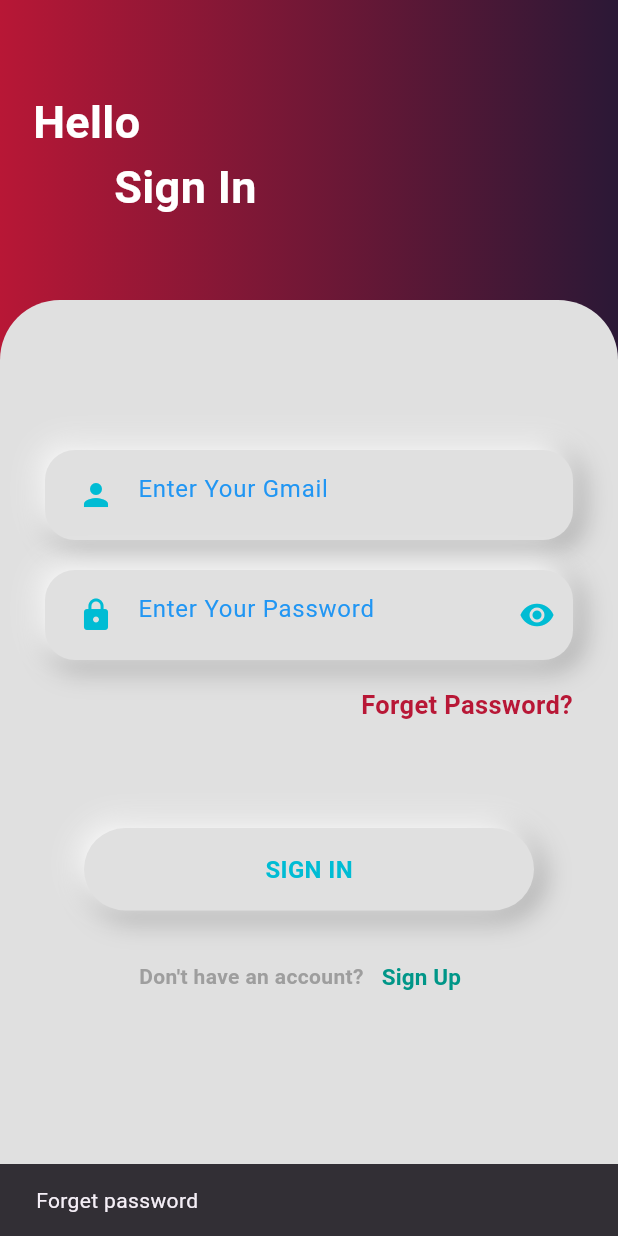
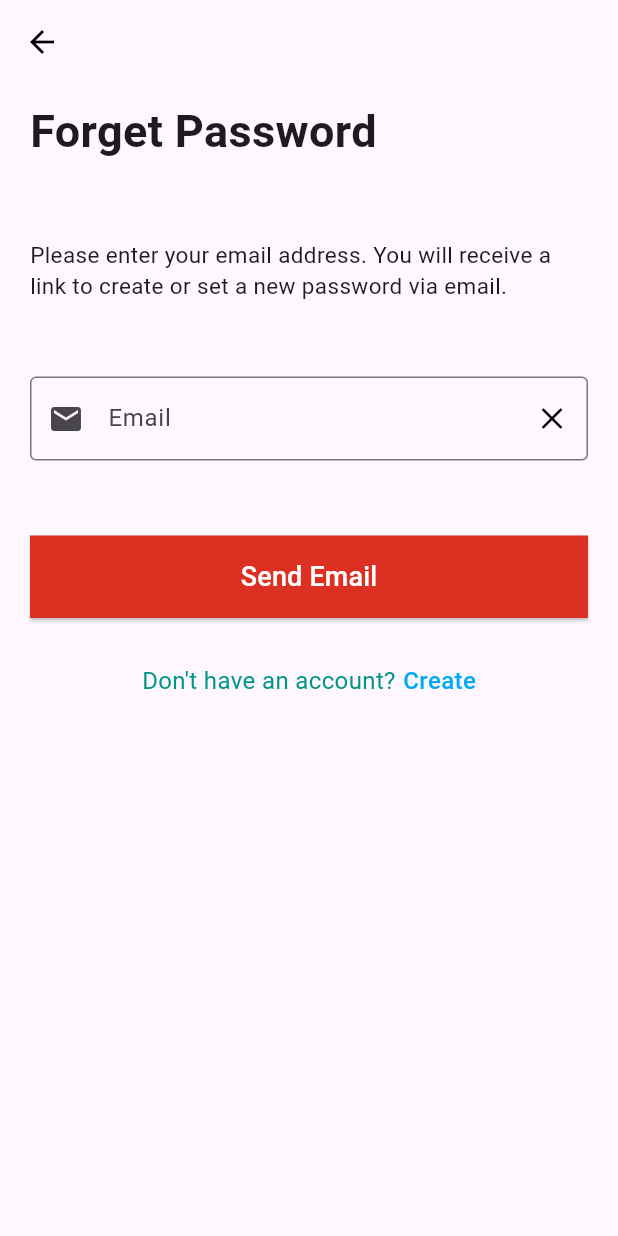
Before and after one commit to Jahid01234/form_validation_ui_design, a Flutter app: the LoginPage screen opened directly, after a tap on "Forget Password?", on a phone screen of 412 x 824 dp. Run offline on Flutter 3.47's test engine with Material 3 defaults, Android fonts, the light colour scheme and no system bars; our stand-ins replace animated_text_kit, cloud_firestore, firebase_auth, firebase_core, google_sign_in, icons_plus and 1 more; accounts and stored records are empty.

Commit message:
firebase login,signup,forget_password, google_signIn

```diff
--- a/lib/LoginPage.dart
+++ b/lib/LoginPage.dart
@@ -1,7 +1,10 @@
-import 'package:flutter/cupertino.dart';
+import 'dart:async';
+import 'package:firebase_auth/firebase_auth.dart';
 import 'package:flutter/material.dart';
+import 'package:form_validation_ui_design/Custom_design/showDialog_message.dart';
 import 'package:form_validation_ui_design/RegistrationPage.dart';
 import 'package:form_validation_ui_design/WelcomePage.dart';
+import 'package:form_validation_ui_design/forget_password.dart';
 
 class LoginPage extends StatefulWidget {
   const LoginPage({super.key});
@@ -17,11 +20,57 @@ class _LoginPageState extends State<LoginPage> {
   bool _obscureText1 = true;
 
 
-  TextEditingController  _emailController = TextEditingController();
-  TextEditingController  _passwordController = TextEditingController();
+  final TextEditingController   _emailController = TextEditingController();
+  final TextEditingController  _passwordController = TextEditingController();
 
 
   final _userkey = GlobalKey<FormState>();
+
+  // Firebase Login method
+  void loginUser() async{
+    // 1st part
+    // show loading circle
+    showDialog(
+        context: context,
+        builder: (context){
+          return const Center(child: CircularProgressIndicator());
+        }
+    );
+
+    // 2nd part
+    // try sign In
+    try{
+      await FirebaseAuth.instance.signInWithEmailAndPassword(email: _emailController.text, password: _passwordController.text);
+
+      // pop loading circle
+      Navigator.pop(context);
+
+      // show success message to user
+      displayMessageToUser("LogIn successful!", context);
+
+      // Delay dismissing the dialog for 2 seconds
+      Timer(const Duration(seconds: 2), () {
+        Navigator.pop(context); // Dismiss the success dialog
+       // if (context.mounted) Navigator.push(context, MaterialPageRoute(builder: (context)=>WelcomePage()));// Navigate to login page
+        Navigator.push(context, MaterialPageRoute(builder: (context)=>WelcomePage()));
+      });
+
+    } on FirebaseAuthException catch(e){
+      // pop loading circle
+      Navigator.pop(context);
+
+      //show error message to user
+      displayMessageToUser(e.code, context);
+
+      // Delay dismissing the dialog for 3 seconds
+      Timer(const Duration(seconds: 2), () {
+        Navigator.pop(context); // Dismiss the error dialog
+      });
+    }
+
+  }
+
+
 
   @override
   Widget build(BuildContext context) {
@@ -29,6 +78,7 @@ class _LoginPageState extends State<LoginPage> {
       body: SafeArea(
         child: Stack(
           children: [
+            // 1st stack part
             Container(
               height: MediaQuery.of(context).size.height,
               width: MediaQuery.of(context).size.width,
@@ -42,7 +92,7 @@ class _LoginPageState extends State<LoginPage> {
               ),
 
               child:const Padding(
-                padding: const EdgeInsets.only(top: 60,left: 22),
+                padding:  EdgeInsets.only(top: 60,left: 22),
                 child: Text("Hello\n       Sign In",style: TextStyle
                   (
                   fontSize: 30,
@@ -53,6 +103,8 @@ class _LoginPageState extends State<LoginPage> {
               ),
             ),
 
+
+            // 2nd stack part
             Padding(
               padding: const EdgeInsets.only(top: 200),
               child: Container(
@@ -60,7 +112,7 @@ class _LoginPageState extends State<LoginPage> {
                 width: MediaQuery.of(context).size.width,
                 decoration: BoxDecoration(
                     color: Colors.grey[300],
-                    borderRadius: BorderRadius.only(
+                    borderRadius:const BorderRadius.only(
                         topLeft: Radius.circular(40),
                         topRight: Radius.circular(40)
                     )
@@ -77,10 +129,10 @@ class _LoginPageState extends State<LoginPage> {
                           child: Column(
                             children: [
 
-                              SizedBox(height: 50),
+                             const SizedBox(height: 50),
 
                               // 2nd gmail part
-                              SizedBox(height: 20),
+                              const SizedBox(height: 20),
                               Container(
                                 height: 60,
                                 width: MediaQuery.of(context).size.width,
@@ -95,7 +147,7 @@ class _LoginPageState extends State<LoginPage> {
                                           offset: Offset(4,4)
                                       ),
 
-                                      BoxShadow(
+                                     const BoxShadow(
                                           color: Colors.white,
                                           spreadRadius: 1,
                                           blurRadius: 15,
@@ -116,11 +168,11 @@ class _LoginPageState extends State<LoginPage> {
                                         }
                                       },
                                       keyboardType: TextInputType.emailAddress,
-                                      decoration: InputDecoration(
+                                      decoration: const InputDecoration(
                                         hintText: "Enter Your Gmail",
                                         hintStyle: TextStyle(color: Colors.blue),
                                         border: InputBorder.none,
-                                        prefixIcon: Icon(Icons.person,color: Colors.cyan,),
+                                        prefixIcon: Icon(Icons.email,color: Colors.cyan,),
                                       ),
 
                                     ),
@@ -130,7 +182,7 @@ class _LoginPageState extends State<LoginPage> {
 
 
                               // 3rd Password part
-                              SizedBox(height: 20),
+                              const SizedBox(height: 20),
                               Container(
                                 height: 60,
                                 width: MediaQuery.of(context).size.width,
@@ -145,7 +197,7 @@ class _LoginPageState extends State<LoginPage> {
                                           offset: Offset(4,4)
                                       ),
 
-                                      BoxShadow(
+                                      const BoxShadow(
                                           color: Colors.white,
                                           spreadRadius: 1,
                                           blurRadius: 15,
@@ -193,12 +245,12 @@ class _LoginPageState extends State<LoginPage> {
                               ),
 
 
-                              SizedBox(height: 18),
+                              const SizedBox(height: 18),
                               InkWell(
                                 onTap: (){
-                                  ScaffoldMessenger.of(context).showSnackBar(SnackBar(content: Text("Forget password")));
+                                  Navigator.push(context, MaterialPageRoute(builder: (context)=>ForgetPassword()));
                                 },
-                                child: Align(
+                                child: const Align(
                                   alignment: Alignment.centerRight,
                                   child: Text('Forget Password?',style: TextStyle(
                                       fontSize: 17,
@@ -209,11 +261,11 @@ class _LoginPageState extends State<LoginPage> {
                               ),
 
 
-                              SizedBox(height: 70,),
+                              const SizedBox(height: 70,),
                               GestureDetector(
                                 onTap: (){
                                   if (_userkey.currentState!.validate()) {
-                                    Navigator.push(context, MaterialPageRoute(builder: (context) => WelcomePage()));
+                                    loginUser();
                                   }
                                 },
                                 child: Container(
@@ -230,7 +282,7 @@ class _LoginPageState extends State<LoginPage> {
                                             offset: Offset(4,4)
                                         ),
 
-                                        BoxShadow(
+                                        const BoxShadow(
                                             color: Colors.white,
                                             spreadRadius: 1,
                                             blurRadius: 15,
@@ -238,7 +290,7 @@ class _LoginPageState extends State<LoginPage> {
                                         )
                                       ]
                                   ),
-                                  child: Center(child: Text('SIGN IN',
+                                  child: const Center(child: Text('SIGN IN',
                                     style: TextStyle(
                                         fontSize: 16,
                                         color: Colors.cyan,
@@ -251,12 +303,12 @@ class _LoginPageState extends State<LoginPage> {
                               ),
 
                               // Then text in side...........
-                              SizedBox(height: 20),
+                              const SizedBox(height: 20),
                               Row(
                                 mainAxisAlignment: MainAxisAlignment.center,
                                 crossAxisAlignment: CrossAxisAlignment.center,
                                 children: [
-                                  Text("Don't have an account?",style: TextStyle(
+                                 const  Text("Don't have an account?",style: TextStyle(
                                       color: Colors.grey,
                                       fontWeight: FontWeight.bold
                                   ),
@@ -265,7 +317,7 @@ class _LoginPageState extends State<LoginPage> {
                                   TextButton(onPressed: (){
                                     Navigator.push(context, MaterialPageRoute(builder: (context) => RegistrationPage()));
                                   },
-                                    child: Text("Sign Up",style: TextStyle(
+                                    child:const Text("Sign Up",style: TextStyle(
                                         fontSize: 15,
                                         color: Colors.teal,
                                         fontWeight: FontWeight.bold
--- a/lib/WelcomePage.dart
+++ b/lib/WelcomePage.dart
@@ -10,7 +10,7 @@ class WelcomePage extends StatefulWidget {
 class _WelcomePageState extends State<WelcomePage> {
   @override
   Widget build(BuildContext context) {
-    return Scaffold(
+    return const Scaffold(
       body: Center(child: Text(" This is our Success Journey"),),
     );
   }
--- /dev/null
+++ b/lib/forget_password.dart
@@ -0,0 +1,202 @@
+import 'package:firebase_auth/firebase_auth.dart';
+import 'package:flutter/cupertino.dart';
+import 'package:flutter/material.dart';
+import 'package:form_validation_ui_design/RegistrationPage.dart';
+import 'Custom_design/showDialog_message.dart';
+
+class ForgetPassword extends StatefulWidget {
+  const ForgetPassword({Key? key}) : super(key: key);
+
+  @override
+  State<ForgetPassword> createState() => _ForgetPasswordState();
+}
+
+class _ForgetPasswordState extends State<ForgetPassword> {
+
+  bool clearButton = false;
+  final TextEditingController  _emailController = TextEditingController();
+  final _formKey = GlobalKey<FormState>();
+
+  @override
+  void dispose() {
+    _emailController.dispose();
+    super.dispose();
+  }
+
+  // // FireBase Forget Password Method
+  // Future<void> resetPassword() async{
+  //   // 1st part
+  //   // show loading circle
+  //   showDialog(
+  //       context: context,
+  //       builder: (context){
+  //         return const Center(child: CircularProgressIndicator());
+  //       }
+  //   );
+  //
+  //   // 2nd part
+  //   // Check if user exists with provided email
+  //   try {
+  //     final user = await FirebaseAuth.instance.fetchSignInMethodsForEmail( _emailController.text.trim());
+  //     if (user.isEmpty) {
+  //       // pop loading circle
+  //       Navigator.pop(context);
+  //       // Show error message to user
+  //       displayMessageToUser("No user found with this email address", context);
+  //       return;
+  //     }
+  //   } catch (e) {
+  //     // pop loading circle
+  //     Navigator.pop(context);
+  //     // Show error message to user
+  //     displayMessageToUser("An error occurred", context);
+  //     return;
+  //   }
+  //
+  //   // 3rd part
+  //   // try sending reset password email
+  //   try{
+  //     await FirebaseAuth.instance.sendPasswordResetEmail(email:  _emailController.text.trim());
+  //
+  //     // pop loading circle
+  //     Navigator.pop(context);
+  //
+  //     // Show success message to user
+  //     displayMessageToUser("Password reset email sent successfully!", context);
+  //
+  //   } on FirebaseAuthException catch(e){
+  //     // pop loading circle
+  //     Navigator.pop(context);
+  //
+  //     // Show error message to user
+  //     displayMessageToUser(e.message ?? 'An error occurred', context);
+  //   }
+  // }
+  //
+
+
+
+
+  @override
+  Widget build(BuildContext context) {
+    return Scaffold(
+      appBar: AppBar(
+        backgroundColor: Colors.transparent,
+        elevation: 0,
+        foregroundColor: Colors.black,
+      ),
+      body: Padding(
+        padding: EdgeInsets.symmetric(horizontal: 20),
+        child: SingleChildScrollView(
+          child: Column(
+            crossAxisAlignment: CrossAxisAlignment.start,
+            children: [
+              const SizedBox(height: 10),
+              const Text("Forget Password", style: TextStyle(fontSize: 30, fontWeight: FontWeight.bold)),
+
+              const SizedBox(height: 50),
+              const Text(
+                "Please enter your email address. You will receive a link to create or set a new password via email.",
+                style: TextStyle(fontSize: 15),
+              ),
+
+              const SizedBox(height: 50),
+              Form(
+                key: _formKey,
+                child: TextFormField(
+                  controller:  _emailController,
+                  validator: (value) {
+                    if (value == null || value.isEmpty) {
+                      return 'Please enter your email';
+                    } else if (!RegExp(r'^[\w-]+(\.[\w-]+)*@([\w-]+\.)+[a-zA-Z]{2,7}$').hasMatch(value)) {
+                      return 'Please enter a valid email address';
+                    }
+                  },
+                  keyboardType: TextInputType.emailAddress,
+                  onChanged: (value) {
+                    if (value != "") {
+                      setState(() {
+                        clearButton = true;
+                      });
+                    }
+                  },
+                  decoration: InputDecoration(
+                    labelText: "Email",
+                    border: OutlineInputBorder(),
+                    prefixIcon: Icon(Icons.email),
+                    suffixIcon: InkWell(
+                      onTap: () {
+                        setState(() {
+                          _emailController.clear();
+                        });
+                      },
+                      child: Icon(CupertinoIcons.multiply, color: Colors.black),
+                    ),
+                  ),
+                ),
+              ),
+
+              const SizedBox(height: 50),
+
+              ElevatedButton(
+                onPressed: () async{
+                   if (_formKey.currentState!.validate()) {
+                     // resetPassword();
+                     FirebaseAuth.instance.sendPasswordResetEmail(email: _emailController.text.toString()).then((value) {
+                       return displayMessageToUser("Sent Successful", context);
+                     });
+
+                   }
+                 },
+                child:  Text(
+                  "Send Email",
+                  style: TextStyle(color: Colors.white, fontSize: 18),
+                ),
+                style: ElevatedButton.styleFrom(
+                  backgroundColor: const Color(0xFFDB3022),
+                  minimumSize: const Size.fromHeight(55),
+                  shape: RoundedRectangleBorder(borderRadius: BorderRadius.circular(0)),
+                ),
+              ),
+
+
+
+
+              const  SizedBox(
+                height: 30,
+              ),
+              Row(
+                mainAxisAlignment: MainAxisAlignment.center,
+                children: [
+                  const Text(
+                    "Don't have an account?",
+                    style: TextStyle(
+                        fontSize: 16.0, color: Colors.teal),
+                  ),
+                  const SizedBox(
+                    width: 5,
+                  ),
+                  GestureDetector(
+                    onTap: () {
+                      Navigator.push(
+                          context,
+                          MaterialPageRoute(
+                              builder: (context) => RegistrationPage()));
+                    },
+                    child: const Text(
+                      "Create",
+                      style: TextStyle(
+                          color: Colors.lightBlue,
+                          fontSize: 16.0,
+                          fontWeight: FontWeight.w500),
+                    ),
+                  )
+                ],
+              )
+            ],
+          ),
+        ),
+      ),
+    );
+  }
+}
--- /dev/null
+++ b/lib/services/database.dart
@@ -0,0 +1,10 @@
+
+import 'package:cloud_firestore/cloud_firestore.dart';
+
+
+// add the data in Firebase
+class DatabaseMethod{
+  Future addUser(String userId,  Map<String, dynamic> userInfoMap)async{
+    return await FirebaseFirestore.instance.collection("User").doc(userId).set(userInfoMap);
+  }
+}
--- a/pubspec.yaml
+++ b/pubspec.yaml
@@ -38,6 +38,10 @@ dependencies:
   icons_plus: ^4.0.0
   animated_text_kit: ^4.2.2
   introduction_screen: ^3.1.12
+  firebase_core: ^2.30.0
+  firebase_auth: ^4.19.2
+  cloud_firestore: ^4.17.0
+  google_sign_in: ^6.2.1
 
 dev_dependencies:
   flutter_test:
```
Also changed, not shown: lib/Custom_design/showDialog_message.dart (added, +20 -0 lines), lib/HomePage.dart (+7 -1 lines), lib/RegistrationPage.dart (+92 -60 lines), lib/main.dart (+8 -5 lines), lib/services/auth_method.dart (added, +56 -0 lines), firebase.json (added), lib/firebase_options.dart (added), pubspec.lock, 6 other files.
